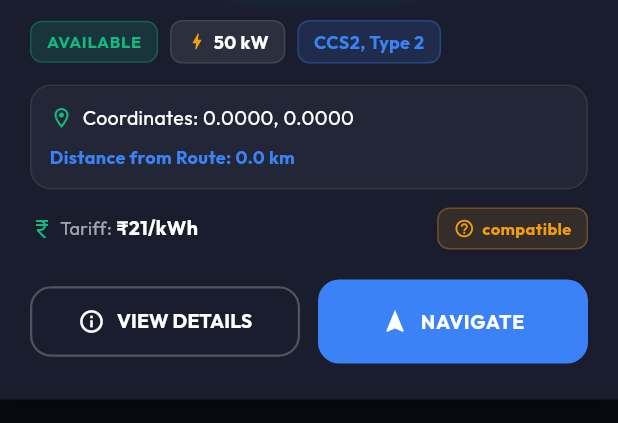
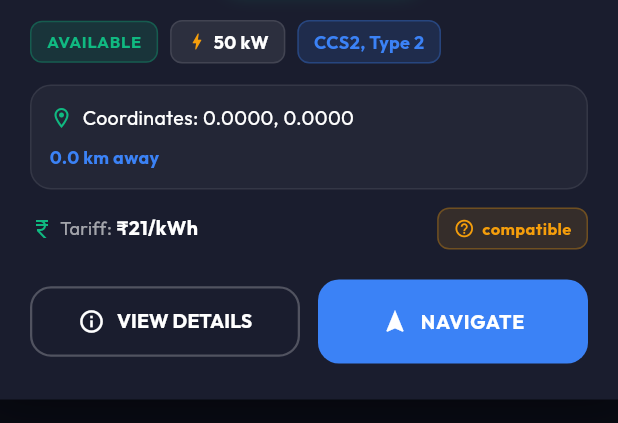
Before and after one commit to kavyansharma/EVHub, a Flutter app: the ChargerMarkerDetailsSheet widget shown alone on an empty page, opened directly with empty values, on a phone screen of 412 x 824 dp, the part 136-559 px from its top. Run offline on Flutter 3.47's test engine with Material 3 defaults, Android fonts, the phone set to English and light mode, and no system bars; our stand-ins replace cloud_firestore, csv, file_picker, firebase_auth, firebase_core, fl_chart and 6 more; missing offline and left inert: dart:html, pointer_interceptor; accounts and stored records are empty; network calls fail.

Commit message:
fix: update charger marker details sheet and route planner variables

```diff
--- a/lib/core/widgets/charger_marker_details_sheet.dart
+++ b/lib/core/widgets/charger_marker_details_sheet.dart
@@ -247,7 +247,9 @@ class ChargerMarkerDetailsSheet extends StatelessWidget {
                           mainAxisAlignment: MainAxisAlignment.spaceBetween,
                           children: [
                             Text(
-                              'Distance from Route: ${charger.distanceKm != null ? "${charger.distanceKm!.toStringAsFixed(1)} km" : "On Route"}',
+                              mapsProvider.tripDestination != null
+                                  ? 'Distance from Route: ${charger.distanceKm != null ? "${charger.distanceKm!.toStringAsFixed(1)} km" : "On Route"}'
+                                  : (charger.distanceKm != null ? '${charger.distanceKm!.toStringAsFixed(1)} km away' : 'On Route'),
                               style: GoogleFonts.outfit(color: const Color(0xFF3B82F6), fontWeight: FontWeight.bold, fontSize: 12),
                             ),
                             if (mapsProvider.tripDestination != null) ...[
--- a/lib/screens/phase4/route_planner_screen.dart
+++ b/lib/screens/phase4/route_planner_screen.dart
@@ -573,6 +573,9 @@ class _RoutePlannerScreenState extends State<RoutePlannerScreen> {
     final mp         = context.watch<MapsProvider>();
     final brandColor = theme.colorScheme.primary;
     final isRouteActive = mp.discoveryMode == 'route' && mp.routePoints.isNotEmpty;
+    final isRouteFailed = mp.discoveryMode == 'route' && mp.routePoints.isEmpty
+        && !mp.isLoadingRoute && !mp.isLoading;
+    final chargersList  = mp.getFilteredMarkers();
 
     if (isRouteActive) {
       final origin = _selectedOrigin ?? mp.tripOrigin;
```
